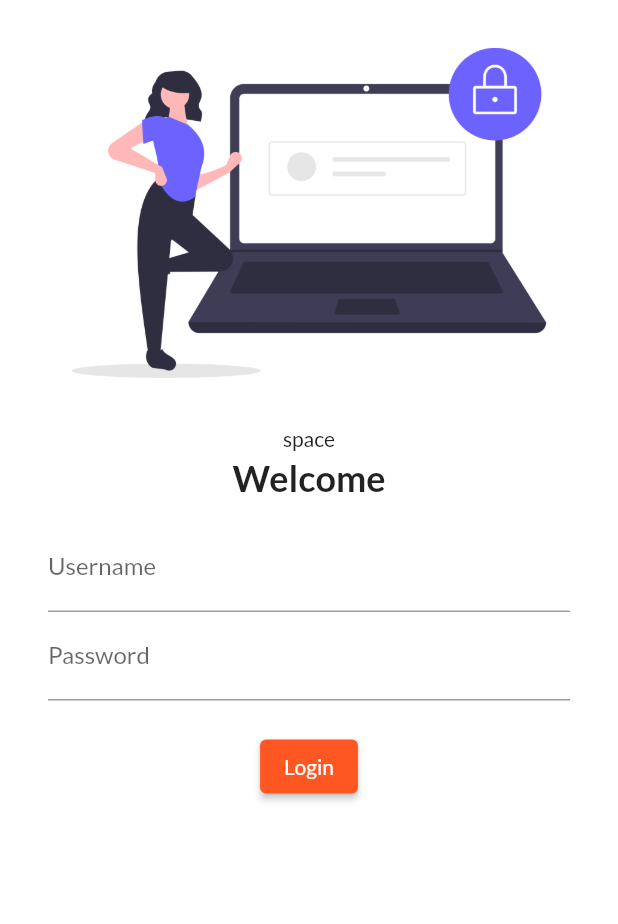
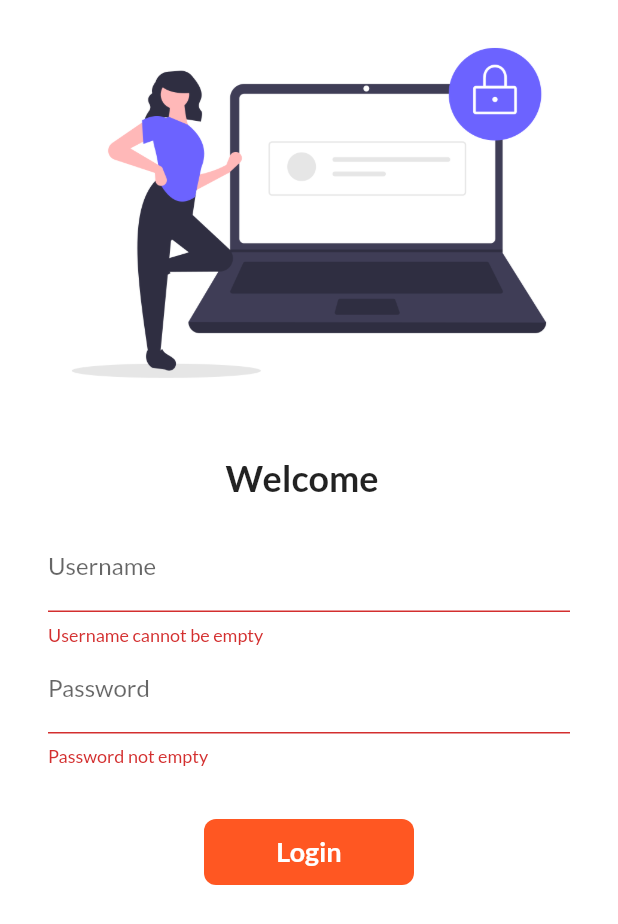
Before and after one commit to Rohit-Kushwaha/flutter_catalogApp, a Flutter app: the screen it shows after launch, after a tap on "Login", on a phone screen of 412 x 824 dp. Shown: the top 924 px of the screen. Run offline on Flutter 3.47's test engine with Material 2 defaults, Android fonts, the phone set to English and light mode, and no system bars; our stand-ins replace google_fonts; network calls fail.

```diff
--- a/lib/main.dart
+++ b/lib/main.dart
@@ -2,6 +2,7 @@ import 'package:flutter/material.dart';
 import 'package:projrct/pages/LoginPage.dart';
 import 'package:projrct/pages/home_page.dart';
 import 'package:google_fonts/google_fonts.dart';
+import 'package:projrct/utils/routes.dart';
 
 void main() {
   runApp(MyApp());
@@ -18,13 +19,15 @@ class MyApp extends StatelessWidget {
         primarySwatch: Colors.deepOrange,
         fontFamily: GoogleFonts.lato().fontFamily,
       ),
+      debugShowCheckedModeBanner: false,
       darkTheme: ThemeData(
         brightness: Brightness.dark,
       ),
-      initialRoute: "/home",
+      initialRoute: "/",
       routes: {
-        "/": (context) => LoginPage(),
-        "/home": (context) => LoginPage(),
+        "/" : (context) => LoginPage(),
+        MyRoutes.loginRoute: (context) => LoginPage(),
+        MyRoutes.homeRoute: (context) => HomePage(),
       },
     );
   }
--- a/lib/pages/LoginPage.dart
+++ b/lib/pages/LoginPage.dart
@@ -1,11 +1,36 @@
 import 'package:flutter/cupertino.dart';
 import 'package:flutter/material.dart';
+import 'package:projrct/utils/routes.dart';
 
-class LoginPage extends StatelessWidget {
+class LoginPage extends StatefulWidget {
+  @override
+  _LoginPageState createState() => _LoginPageState();
+}
+
+class _LoginPageState extends State<LoginPage> {
+  String name = " ";
+  bool checkButton = false;
+  final formkey = GlobalKey<FormState>();
+
+  moveToHome(BuildContext context) async {
+    if (formkey.currentState.validate()) {
+      checkButton = true;
+      setState(() {});
+      await Future.delayed(Duration(seconds: 1));
+      await Navigator.pushNamed(context, MyRoutes.homeRoute);
+      setState(() {
+        checkButton = false;
+      });
+    }
+  }
+
   @override
   Widget build(BuildContext context) {
     return Material(
         color: Colors.white,
+        child: SingleChildScrollView(
+            child: Form(
+              key: formkey,
               child: Column(
           children: [
               Image.asset(
@@ -14,10 +39,10 @@ class LoginPage extends StatelessWidget {
               ),
               SizedBox(
                 height: 20,
-              child: Text("space"),
+                // child: Text("space"),
               ),
               Text(
-              "Welcome",
+                "Welcome $name",
                 style: TextStyle(
                   fontWeight: FontWeight.bold,
                   fontSize: 24,
@@ -33,27 +58,78 @@ class LoginPage extends StatelessWidget {
                         hintText: "Enter Username",
                         labelText: "Username",
                       ),
+                      validator: (value) {
+                        if(value.isEmpty){
+                         return "Username cannot be empty";
+                        }
+                        return null;
+                      },
+                      onChanged: (value) {
+                        name = value;
+                        setState(() {});
+                      },
                     ),
                     TextFormField(
+                      obscureText: true,
                       decoration: InputDecoration(
                         hintText: "Enter Your Password",
                         labelText: "Password",
                       ),
+                      validator: (value){
+
+                        if(value.isEmpty){
+                          return "Password not empty";
+                        }
+                        else if(value.length < 6){
+                          return "Password length atleast 6 character";
+                        }
+                        return null;
+                    },
                     ),
                     SizedBox(
-                    height: 020,
+                      height: 35,
                     ),
-                  ElevatedButton(
-                    child: Text("Login"),
-                    style: ElevatedButton.styleFrom(),
-                    onPressed: () {
-                      print("Hi Rohit");
-                    },
+                    Material(
+                      // shape: checkButton ? BoxShape.circle : BoxShape.rectangle,
+                      color: Colors.deepOrange,
+                      borderRadius: BorderRadius.circular(checkButton ? 20 : 8),
+                      child: InkWell(
+                        onTap: () => moveToHome(context),
+                        child: AnimatedContainer(
+                          duration: Duration(seconds: 1),
+                          width: checkButton ? 50 : 140,
+                          height: 44,
+                          alignment: Alignment.center,
+                          child: checkButton
+                              ? Icon(Icons.done, color: Colors.white)
+                              : Text(
+                                  "Login",
+                                  style: TextStyle(
+                                      color: Colors.white,
+                                      fontSize: 18,
+                                      fontWeight: FontWeight.bold),
                                 ),
+                          // decoration: BoxDecoration(
+                          //   // shape: checkButton ? BoxShape.circle : BoxShape.rectangle,
+                          //   color: Colors.deepOrange,
+                          //   borderRadius: BorderRadius.circular(checkButton ? 20 : 8)
+                        ),
+                      ),
+                    ),
+
+                    // ElevatedButton(
+                    //   child: Text("Login"),
+                    //   style: ElevatedButton.styleFrom(primary: Colors.orange,minimumSize: Size(120, 40)),
+                    //   onPressed: () {
+                    //     // print("Hi Rohit");
+                    //     Navigator.pushNamed(context, MyRoutes.homeRoute);
+                    //   },
+                    // ),
                   ],
                 ),
               )
           ],
-        ));
+        ),
+            )));
   }
 }
--- a/lib/pages/home_page.dart
+++ b/lib/pages/home_page.dart
@@ -1,4 +1,5 @@
 import 'package:flutter/material.dart';
+import 'package:projrct/widgets/drawer.dart';
 
 class HomePage extends StatelessWidget {
   @override
@@ -13,7 +14,7 @@ class HomePage extends StatelessWidget {
             child: Text("Welcome To My $Rohit App")
         ),
       ),
-      drawer: Drawer(),
+      drawer: MyDrawer(),
     );
   }
 }
--- /dev/null
+++ b/lib/utils/routes.dart
@@ -0,0 +1,4 @@
+class MyRoutes{
+static String loginRoute = "/login";
+static String homeRoute = "/home";
+}
```
Also changed, not shown: lib/widgets/drawer.dart (added, +74 -0 lines). Lines whose indentation alone changed are shown as unchanged.
